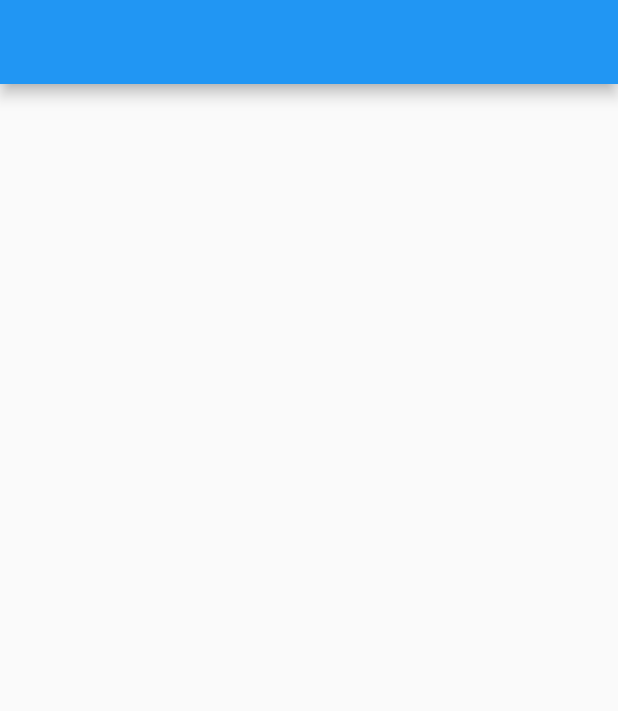
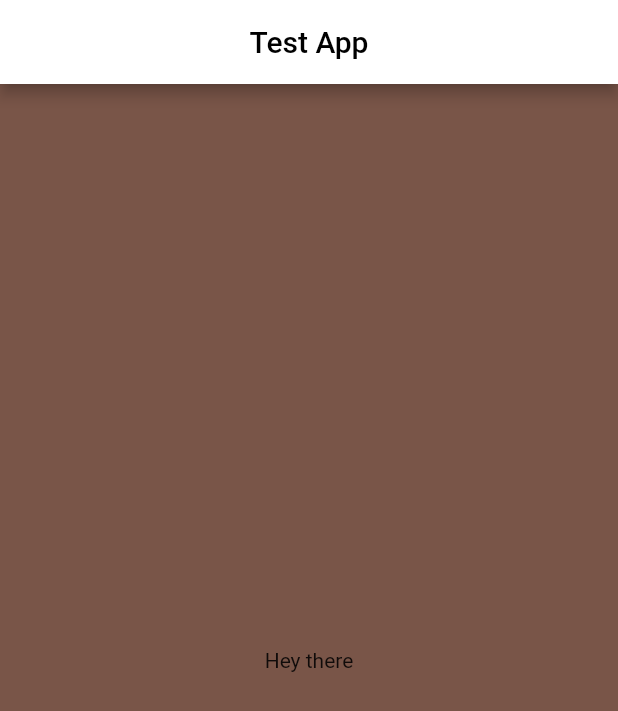
Before and after one commit to Vlad-Kostyuk/Test_Vlad, a Flutter app: the screen it shows after launch, on a phone screen of 412 x 824 dp. Shown: the top 711 px of the screen. Run offline on Flutter 3.47's test engine with Material 2 defaults, Android fonts, the phone set to English and light mode, and no system bars.

Commit message:
add container,and add to start page random color,text

```diff
--- /dev/null
+++ b/lib/container.dart
@@ -0,0 +1,2 @@
+
+const  String kTitleAppBarStartPage = 'Test App';
--- a/lib/main.dart
+++ b/lib/main.dart
@@ -2,5 +2,5 @@ import 'package:flutter/material.dart';
 import 'package:testvlad/pages/start_page.dart';
 
 void main() {
-  runApp(MainPage());
+  runApp(StartPage());
 }
--- a/lib/pages/start_page.dart
+++ b/lib/pages/start_page.dart
@@ -1,20 +1,50 @@
+import 'dart:math';
+
+import 'package:flutter/cupertino.dart';
 import 'package:flutter/material.dart';
+import 'package:testvlad/container.dart';
 
-class MainPage extends StatefulWidget {
-  MainPage({Key key}) : super(key: key);
+class StartPage extends StatefulWidget {
+  @override
+  _StartPageState createState() => _StartPageState();
+}
+
+class _StartPageState extends State<StartPage> {
+  Color randomColor;
+
+  void random() {
+    setState(() {
+      randomColor = Colors.primaries[Random().nextInt(Colors.primaries.length)];
+    });
+  }
 
   @override
-  _MainPageState createState() => _MainPageState();
-}
+  Widget build(BuildContext context) {
+    random();
+    return MaterialApp(
+      debugShowCheckedModeBanner: false,
+      home: Scaffold(
+        backgroundColor: randomColor,
 
-class _MainPageState extends State<MainPage> {
-  @override
-  Widget build(BuildContext context) {
-    return MaterialApp(
-      home: Scaffold(
         appBar: AppBar(
-         // title: ,
+          backgroundColor: Colors.white,
+          title: Text(
+            kTitleAppBarStartPage,
+            style: TextStyle(
+              color: Colors.black
+            ),
+          ),
+          centerTitle: true,
         ),
+
+        body: GestureDetector(
+          behavior: HitTestBehavior.opaque,
+          onTap: () => random(),
+          child: Center(
+            child: Text('Hey there'),
+          ),
+        ),
+
       ),
     );
   }
```
Also changed, not shown: 1 other file.
